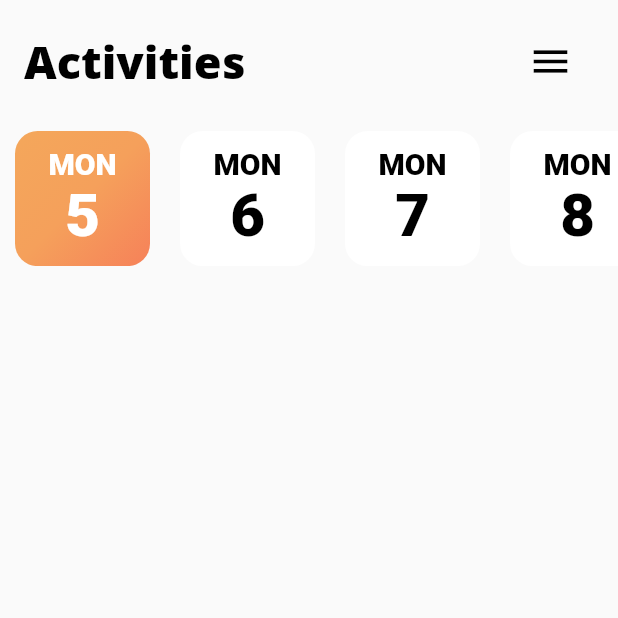
After one commit to Yomna-J/habits_tracking_app_Flutter, a Flutter app: the screen it shows after launch, after a tap on "START NOW", on a phone screen of 412 x 824 dp, the top half of it. The commit adds this screen. Run offline on Flutter 3.47's test engine with Material 2 defaults, Android fonts, the phone set to English and light mode, and no system bars.

Commit message:
Added new screen, widget & colors     - Added the colors to constants file     - Created the DayBox widget     - Moved home to home_screen

```diff
--- /dev/null
+++ b/lib/constants.dart
@@ -0,0 +1,14 @@
+import 'package:flutter/material.dart';
+
+const kPrimaryOrange = Color(0xFFF68159);
+const kLightOrange = Color(0xFFF5A05B);
+const KLastOrange = Color(0xFFF4A75B);
+const kPrimaryPurple = Color(0xFF565EFB);
+const kBlue = Color(0xFF4198EF);
+const kLightBlue = Color(0xFF16BFF4);
+const kCyan = Color(0xFF49EFD7);
+const kLightPurple = Color(0xFFBC60D7);
+const kCoral = Color(0xFFF68059);
+const kGray = Color(0xFFDBD5D5);
+
+const kShadow = Color(0xFFEBEBEB);
--- a/lib/main.dart
+++ b/lib/main.dart
@@ -1,136 +1,6 @@
 import 'package:flutter/material.dart';
+import 'package:habits_tracking_app/screens/home_screen.dart';
 
 void main() => runApp(MaterialApp(
       home: Home(),
     ));
-
-class Home extends StatelessWidget {
-  @override
-  Widget build(BuildContext context) {
-    var size = MediaQuery.of(context).size;
-    return Scaffold(
-      body: Column(
-        mainAxisAlignment: MainAxisAlignment.start,
-        crossAxisAlignment: CrossAxisAlignment.center,
-        children: <Widget>[
-          Stack(
-            alignment: Alignment.topCenter,
-            clipBehavior: Clip.none,
-            children: [
-              Positioned(
-                child: ClipPath(
-                  clipper: Clipper(),
-                  child: Container(
-                    height: size.height * .55,
-                    width: double.infinity,
-                    decoration: BoxDecoration(
-                      gradient: LinearGradient(
-                        begin: Alignment.bottomRight,
-                        end: Alignment.topLeft,
-                        colors: [
-                          Color(0xFFF68159),
-                          Color(0xFFF5A05B),
-                        ],
-                      ),
-                    ),
-                  ),
-                ),
-              ),
-              Positioned(
-                top: size.height * .08,
-                child: Image.asset(
-                  'assets/images/image-1.png',
-                  height: size.height * .5,
-                ),
-              ),
-            ],
-          ),
-          SizedBox(height: size.height * .08),
-          RichText(
-            textAlign: TextAlign.center,
-            text: TextSpan(
-              style: TextStyle(
-                color: Colors.black,
-                fontSize: 35,
-                fontWeight: FontWeight.w800,
-                fontFamily: 'OpenSans',
-                height: 1.0,
-              ),
-              children: [
-                TextSpan(
-                  text: 'Lets Start\n',
-                ),
-                TextSpan(
-                  text: 'Your Habits',
-                ),
-              ],
-            ),
-          ),
-          SizedBox(height: size.height * .03),
-          RichText(
-            textAlign: TextAlign.center,
-            text: TextSpan(
-              style: TextStyle(
-                color: Colors.black,
-                fontSize: 15,
-                fontFamily: 'OpenSans',
-                fontWeight: FontWeight.w100,
-              ),
-              children: [
-                TextSpan(
-                  text:
-                      'Lorem ipsum dolor sit amet,\n consectetuer adipiscing elit, sed\n diam nonummy nibh ',
-                ),
-              ],
-            ),
-          ),
-          SizedBox(height: size.height * .05),
-          Container(
-            height: size.height * .09,
-            width: size.width * .9,
-            decoration: BoxDecoration(
-              borderRadius: BorderRadius.circular(45),
-              gradient: LinearGradient(
-                begin: Alignment.bottomRight,
-                end: Alignment.topLeft,
-                colors: [
-                  Color(0xFFF68159),
-                  Color(0xFFF5A05B),
-                ],
-              ),
-            ),
-            child: Center(
-              child: Text(
-                'START NOW',
-                textAlign: TextAlign.center,
-                style: TextStyle(
-                  color: Colors.white,
-                  fontFamily: 'OpenSans',
-                  fontWeight: FontWeight.w800,
-                  fontSize: 25,
-                ),
-              ),
-            ),
-          ),
-        ],
-      ),
-    );
-  }
-}
-
-class Clipper extends CustomClipper<Path> {
-  Path getClip(Size size) {
-    var path = Path();
-    path.lineTo(0, size.height - 80);
-    path.quadraticBezierTo(
-        size.width / 2, size.height + 30, size.width, size.height - 80);
-    path.lineTo(size.width, 0);
-    path.close();
-    return path;
-  }
-
-  @override
-  bool shouldReclip(CustomClipper<Path> oldClipper) {
-    return false;
-  }
-}
--- /dev/null
+++ b/lib/screens/activities_screen.dart
@@ -0,0 +1,52 @@
+import 'package:flutter/material.dart';
+import 'package:habits_tracking_app/constants.dart';
+import 'package:habits_tracking_app/widgets/day_box.dart';
+
+class Activities extends StatelessWidget {
+  @override
+  Widget build(BuildContext context) {
+    var size = MediaQuery.of(context).size;
+
+    return Scaffold(
+      appBar: AppBar(
+        toolbarHeight: size.height * 0.10,
+        title: Text(
+          'Activities',
+          style: TextStyle(
+            color: Colors.black,
+            fontFamily: 'OpenSans',
+            fontWeight: FontWeight.w800,
+            fontSize: 30,
+          ),
+          textAlign: TextAlign.center,
+        ),
+        backgroundColor: Colors.transparent,
+        elevation: 0,
+        actions: <Widget>[
+          Container(
+            margin: EdgeInsets.symmetric(horizontal: 30),
+            child: Icon(Icons.menu, color: Colors.black, size: 30),
+          ),
+        ],
+      ),
+      body: Padding(
+        padding: const EdgeInsets.symmetric(horizontal: 0, vertical: 5),
+        child: Column(
+          children: <Widget>[
+            SingleChildScrollView(
+              scrollDirection: Axis.horizontal,
+              child: Row(
+                children: <Widget>[
+                  DayBox(day: 'MON', date: 5, active: true),
+                  DayBox(day: 'MON', date: 6),
+                  DayBox(day: 'MON', date: 7),
+                  DayBox(day: 'MON', date: 8),
+                ],
+              ),
+            ),
+          ],
+        ),
+      ),
+    );
+  }
+}
--- /dev/null
+++ b/lib/screens/home_screen.dart
@@ -0,0 +1,143 @@
+import 'package:flutter/material.dart';
+import 'package:habits_tracking_app/constants.dart';
+import 'package:habits_tracking_app/screens/activities_screen.dart';
+
+
+class Home extends StatelessWidget {
+  @override
+  Widget build(BuildContext context) {
+    var size = MediaQuery.of(context).size;
+    return Scaffold(
+      body: Column(
+        mainAxisAlignment: MainAxisAlignment.start,
+        crossAxisAlignment: CrossAxisAlignment.center,
+        children: <Widget>[
+          Stack(
+            alignment: Alignment.topCenter,
+            clipBehavior: Clip.none,
+            children: [
+              Positioned(
+                child: ClipPath(
+                  clipper: Clipper(),
+                  child: Container(
+                    height: size.height * .55,
+                    width: double.infinity,
+                    decoration: BoxDecoration(
+                      gradient: LinearGradient(
+                        begin: Alignment.bottomRight,
+                        end: Alignment.topLeft,
+                        colors: [
+                          kPrimaryOrange,
+                          kLightOrange,
+                        ],
+                      ),
+                    ),
+                  ),
+                ),
+              ),
+              Positioned(
+                top: size.height * .08,
+                child: Image.asset(
+                  'assets/images/image-1.png',
+                  height: size.height * .5,
+                ),
+              ),
+            ],
+          ),
+          SizedBox(height: size.height * .08),
+          RichText(
+            textAlign: TextAlign.center,
+            text: TextSpan(
+              style: TextStyle(
+                color: Colors.black,
+                fontSize: 35,
+                fontWeight: FontWeight.w800,
+                fontFamily: 'OpenSans',
+                height: 1.0,
+              ),
+              children: [
+                TextSpan(
+                  text: 'Lets Start\n',
+                ),
+                TextSpan(
+                  text: 'Your Habits',
+                ),
+              ],
+            ),
+          ),
+          SizedBox(height: size.height * .03),
+          RichText(
+            textAlign: TextAlign.center,
+            text: TextSpan(
+              style: TextStyle(
+                color: Colors.black,
+                fontSize: 15,
+                fontFamily: 'OpenSans',
+                fontWeight: FontWeight.w100,
+              ),
+              children: [
+                TextSpan(
+                  text:
+                      'Lorem ipsum dolor sit amet,\n consectetuer adipiscing elit, sed\n diam nonummy nibh ',
+                ),
+              ],
+            ),
+          ),
+          SizedBox(height: size.height * .05),
+          Container(
+            height: size.height * .09,
+            width: size.width * .9,
+            decoration: BoxDecoration(
+              borderRadius: BorderRadius.circular(45),
+              gradient: LinearGradient(
+                begin: Alignment.bottomRight,
+                end: Alignment.topLeft,
+                colors: [
+                  Color(0xFFF68159),
+                  Color(0xFFF5A05B),
+                ],
+              ),
+            ),
+            child: GestureDetector(
+              onTap: () {
+                Navigator.pushReplacement(
+                    context,
+                    MaterialPageRoute(
+                        builder: (BuildContext context) => Activities()));
+              },
+              child: Center(
+                child: Text(
+                  'START NOW',
+                  textAlign: TextAlign.center,
+                  style: TextStyle(
+                    color: Colors.white,
+                    fontFamily: 'OpenSans',
+                    fontWeight: FontWeight.w800,
+                    fontSize: 25,
+                  ),
+                ),
+              ),
+            ),
+          ),
+        ],
+      ),
+    );
+  }
+}
+
+class Clipper extends CustomClipper<Path> {
+  Path getClip(Size size) {
+    var path = Path();
+    path.lineTo(0, size.height - 80);
+    path.quadraticBezierTo(
+        size.width / 2, size.height + 30, size.width, size.height - 80);
+    path.lineTo(size.width, 0);
+    path.close();
+    return path;
+  }
+
+  @override
+  bool shouldReclip(CustomClipper<Path> oldClipper) {
+    return false;
+  }
+}
--- /dev/null
+++ b/lib/widgets/day_box.dart
@@ -0,0 +1,62 @@
+import 'package:flutter/material.dart';
+import 'package:habits_tracking_app/constants.dart';
+
+class DayBox extends StatelessWidget {
+  final String day;
+  final int date;
+  final double height;
+  final double width;
+  final bool active;
+
+  const DayBox({
+    Key? key,
+    required this.day,
+    required this.date,
+    this.height = 90,
+    this.width = 90,
+    this.active = false,
+  }) : super(key: key);
+
+  @override
+  Widget build(BuildContext context) {
+    return Container(
+      margin: EdgeInsets.symmetric(horizontal: 10),
+      height: height,
+      width: width,
+      decoration: BoxDecoration(
+        //TODO Add shadow
+        borderRadius: BorderRadius.circular(15),
+        gradient: LinearGradient(
+          begin: Alignment.bottomRight,
+          end: Alignment.topLeft,
+          colors: active == true
+              ? [
+                  kPrimaryOrange,
+                  kLightOrange,
+                  KLastOrange,
+                ]
+              : [Colors.white, Colors.white],
+        ),
+      ),
+      child: Column(
+        mainAxisAlignment: MainAxisAlignment.center,
+        children: [
+          RichText(
+            textAlign: TextAlign.center,
+            text: TextSpan(
+              style: TextStyle(
+                color: active == true ? Colors.white : Colors.black,
+                fontFamily: 'OpenSans',
+                fontWeight: FontWeight.w800,
+              ),
+              children: [
+                TextSpan(text: '$day\n', style: TextStyle(fontSize: 20)),
+                TextSpan(text: '$date', style: TextStyle(fontSize: 40)),
+              ],
+            ),
+          ),
+        ],
+      ),
+    );
+  }
+}
```
Also changed, not shown: assets/icons/icon-0.png (deleted).
